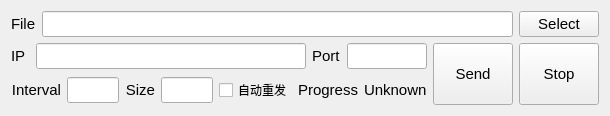
First picture: the form in widget.ui, repository mookixiao/simulatedsender, before the edit.
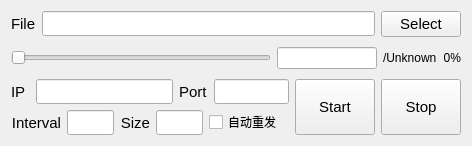
Second picture: the form after the edit.

The edit to the form file:
```diff
--- a/widget.ui
+++ b/widget.ui
@@ -6,8 +6,8 @@
    <rect>
     <x>0</x>
     <y>0</y>
-    <width>610</width>
-    <height>116</height>
+    <width>472</width>
+    <height>146</height>
    </rect>
   </property>
   <property name="windowTitle">
@@ -30,6 +30,12 @@
      </item>
      <item>
       <widget class="QLineEdit" name="fileLineEdit">
+       <property name="maximumSize">
+        <size>
+         <width>16777215</width>
+         <height>25</height>
+        </size>
+       </property>
        <property name="font">
         <font>
          <pointsize>11</pointsize>
@@ -51,8 +57,85 @@
      </item>
     </layout>
    </item>
+   <item>
+    <layout class="QHBoxLayout" name="horizontalLayout_4">
+     <item>
+      <widget class="QSlider" name="processSlider">
+       <property name="orientation">
+        <enum>Qt::Horizontal</enum>
+       </property>
+      </widget>
+     </item>
+     <item>
+      <widget class="QLineEdit" name="processLineEdit">
+       <property name="sizePolicy">
+        <sizepolicy hsizetype="Preferred" vsizetype="Fixed">
+         <horstretch>0</horstretch>
+         <verstretch>0</verstretch>
+        </sizepolicy>
+       </property>
+       <property name="maximumSize">
+        <size>
+         <width>100</width>
+         <height>16777215</height>
+        </size>
+       </property>
+       <property name="baseSize">
+        <size>
+         <width>0</width>
+         <height>0</height>
+        </size>
+       </property>
+       <property name="alignment">
+        <set>Qt::AlignRight|Qt::AlignTrailing|Qt::AlignVCenter</set>
+       </property>
+      </widget>
+     </item>
+     <item>
+      <widget class="QLabel" name="processLabel">
+       <property name="text">
+        <string>/Unknown</string>
+       </property>
+      </widget>
+     </item>
+     <item>
+      <widget class="QLabel" name="processPercentLabel">
+       <property name="minimumSize">
+        <size>
+         <width>0</width>
+         <height>0</height>
+        </size>
+       </property>
+       <property name="text">
+        <string>0%</string>
+       </property>
+       <property name="alignment">
+        <set>Qt::AlignRight|Qt::AlignTrailing|Qt::AlignVCenter</set>
+       </property>
+      </widget>
+     </item>
+    </layout>
+   </item>
    <item>
     <layout class="QGridLayout" name="gridLayout">
+     <item row="0" column="2" rowspan="2">
+      <widget class="QPushButton" name="stopBtn">
+       <property name="sizePolicy">
+        <sizepolicy hsizetype="Minimum" vsizetype="Preferred">
+         <horstretch>0</horstretch>
+         <verstretch>0</verstretch>
+        </sizepolicy>
+       </property>
+       <property name="font">
+        <font>
+         <pointsize>11</pointsize>
+        </font>
+       </property>
+       <property name="text">
+        <string>Stop</string>
+       </property>
+      </widget>
+     </item>
      <item row="1" column="0">
       <layout class="QHBoxLayout" name="horizontalLayout">
        <item>
@@ -75,7 +158,7 @@
          <property name="maximumSize">
           <size>
            <width>80</width>
-           <height>16777215</height>
+           <height>25</height>
           </size>
          </property>
          <property name="font">
@@ -105,7 +188,7 @@
          <property name="maximumSize">
           <size>
            <width>80</width>
-           <height>16777215</height>
+           <height>25</height>
           </size>
          </property>
          <property name="font">
@@ -129,37 +212,17 @@
         </widget>
        </item>
        <item>
-        <widget class="QLabel" name="label_7">
-         <property name="font">
-          <font>
-           <pointsize>11</pointsize>
-          </font>
+        <spacer name="horizontalSpacer">
+         <property name="orientation">
+          <enum>Qt::Horizontal</enum>
          </property>
-         <property name="text">
-          <string>Progress</string>
+         <property name="sizeHint" stdset="0">
+          <size>
+           <width>40</width>
+           <height>20</height>
+          </size>
          </property>
-         <property name="alignment">
-          <set>Qt::AlignRight|Qt::AlignTrailing|Qt::AlignVCenter</set>
-         </property>
-        </widget>
-       </item>
-       <item>
-        <widget class="QLabel" name="progressLabel">
-         <property name="sizePolicy">
-          <sizepolicy hsizetype="Fixed" vsizetype="Preferred">
-           <horstretch>0</horstretch>
-           <verstretch>0</verstretch>
-          </sizepolicy>
-         </property>
-         <property name="font">
-          <font>
-           <pointsize>11</pointsize>
-          </font>
-         </property>
-         <property name="text">
-          <string>Unknown</string>
-         </property>
-        </widget>
+        </spacer>
        </item>
       </layout>
      </item>
@@ -179,6 +242,12 @@
        </item>
        <item>
         <widget class="QLineEdit" name="ipLineEdit">
+         <property name="maximumSize">
+          <size>
+           <width>16777215</width>
+           <height>25</height>
+          </size>
+         </property>
          <property name="font">
           <font>
            <pointsize>11</pointsize>
@@ -203,7 +272,7 @@
          <property name="maximumSize">
           <size>
            <width>80</width>
-           <height>16777215</height>
+           <height>25</height>
           </size>
          </property>
          <property name="font">
@@ -216,7 +285,7 @@
       </layout>
      </item>
      <item row="0" column="1" rowspan="2">
-      <widget class="QPushButton" name="sendBtn">
+      <widget class="QPushButton" name="startBtn">
        <property name="sizePolicy">
         <sizepolicy hsizetype="Minimum" vsizetype="Preferred">
          <horstretch>0</horstretch>
@@ -229,25 +298,7 @@
         </font>
        </property>
        <property name="text">
-        <string>Send</string>
-       </property>
-      </widget>
-     </item>
-     <item row="0" column="2" rowspan="2">
-      <widget class="QPushButton" name="stopBtn">
-       <property name="sizePolicy">
-        <sizepolicy hsizetype="Minimum" vsizetype="Preferred">
-         <horstretch>0</horstretch>
-         <verstretch>0</verstretch>
-        </sizepolicy>
-       </property>
-       <property name="font">
-        <font>
-         <pointsize>11</pointsize>
-        </font>
-       </property>
-       <property name="text">
-        <string>Stop</string>
+        <string>Start</string>
        </property>
       </widget>
      </item>
```
